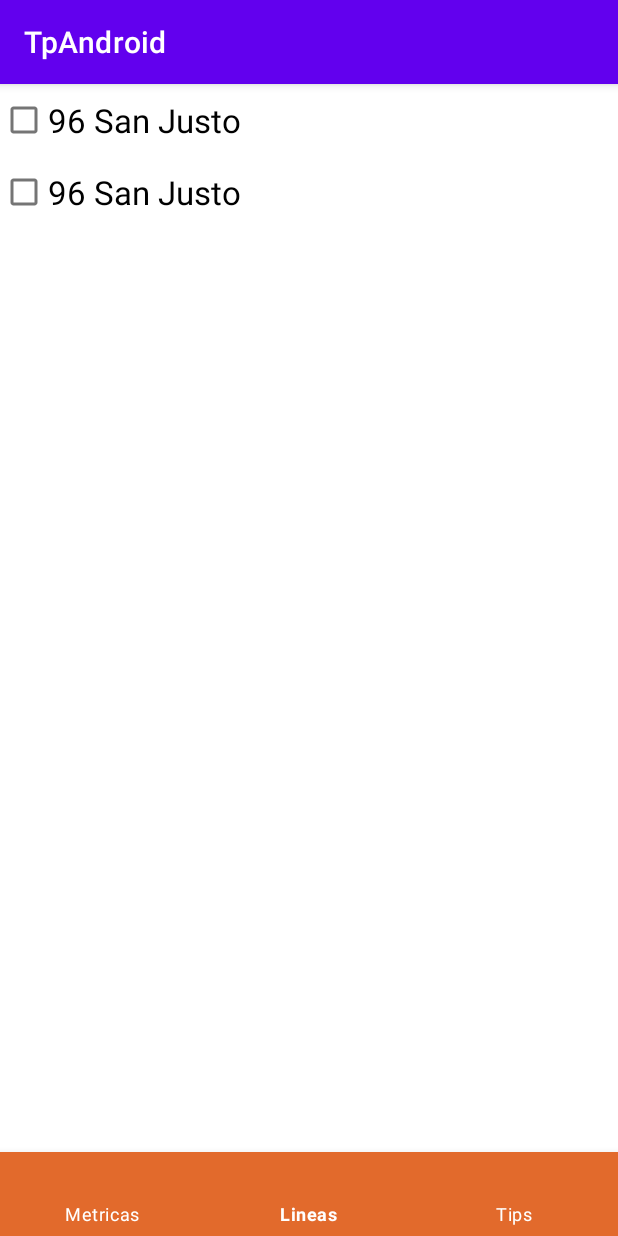
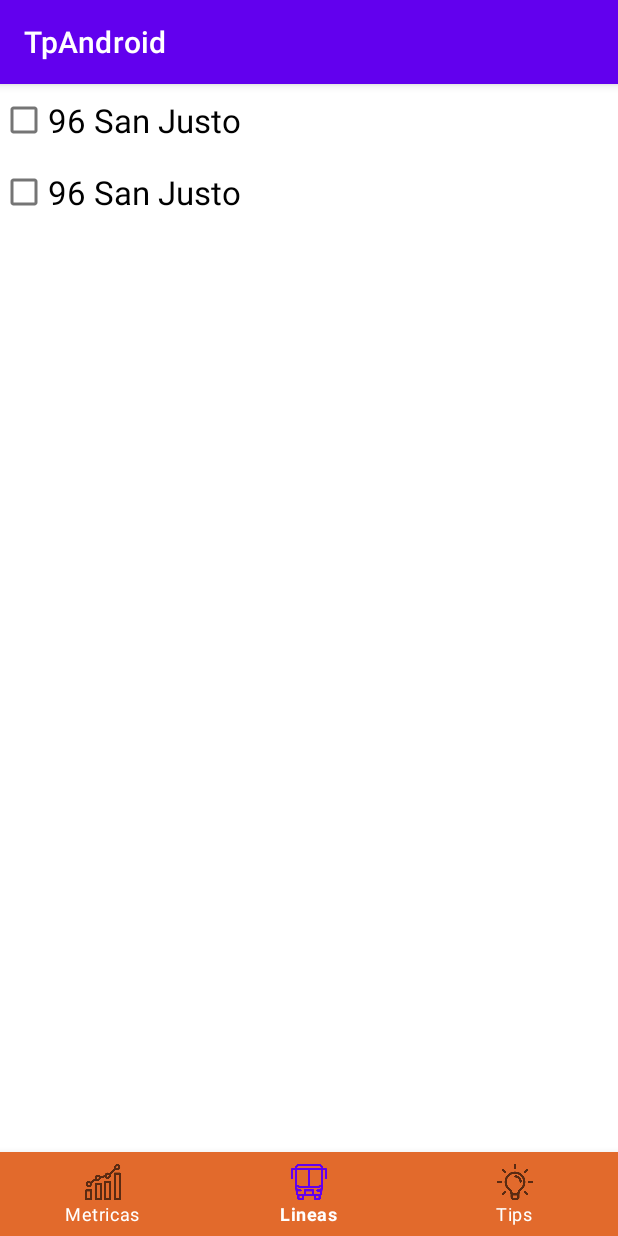
Before and after one commit to PazMatias/TpAndroid, an Android app: the HomeActivity screen opened directly, with no data from a screen before it, item 2 of the bottom bar chosen, on a phone screen of 412 x 824 dp. Run offline under Robolectric (Android 15) with nearby library versions, the phone set to English and light mode, and no system bars; 1 statement that could not run was skipped.

Commit message:
Se agregan icons para menus de navigation

```diff
--- a/app/src/main/res/menu/bottom_navigation_menu.xml
+++ b/app/src/main/res/menu/bottom_navigation_menu.xml
@@ -3,16 +3,19 @@
     <item
         android:id="@+id/metrics_page"
         android:enabled="true"
+        android:icon="@drawable/bar_chart"
         android:title="@string/metrics_tab"/>
 
     <item
         android:id="@+id/lines_page"
         android:enabled="true"
+        android:icon="@drawable/bus"
         android:title="@string/lines_tab"/>
 
     <item
         android:id="@+id/tips_page"
         android:enabled="true"
+        android:icon="@drawable/idea"
         android:title="@string/tips_tab"/>
 
 </menu>
```
Also changed, not shown: app/src/main/res/drawable/bar_chart.png (added), app/src/main/res/drawable/bus.png (added), app/src/main/res/drawable/idea.png (added).
